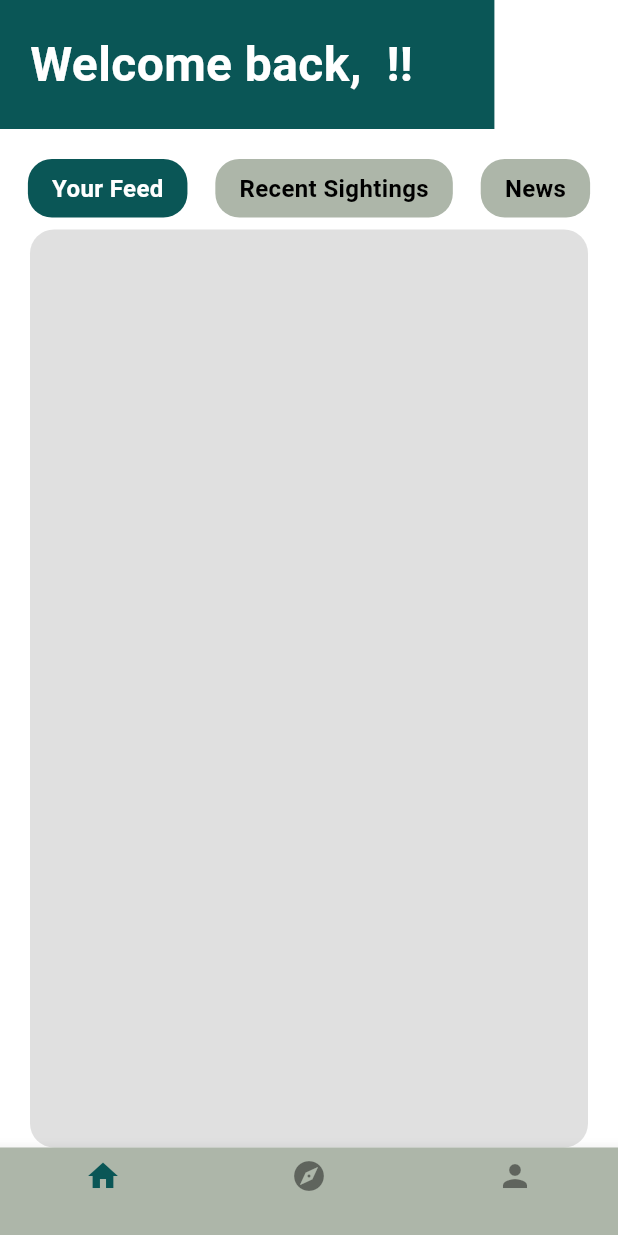
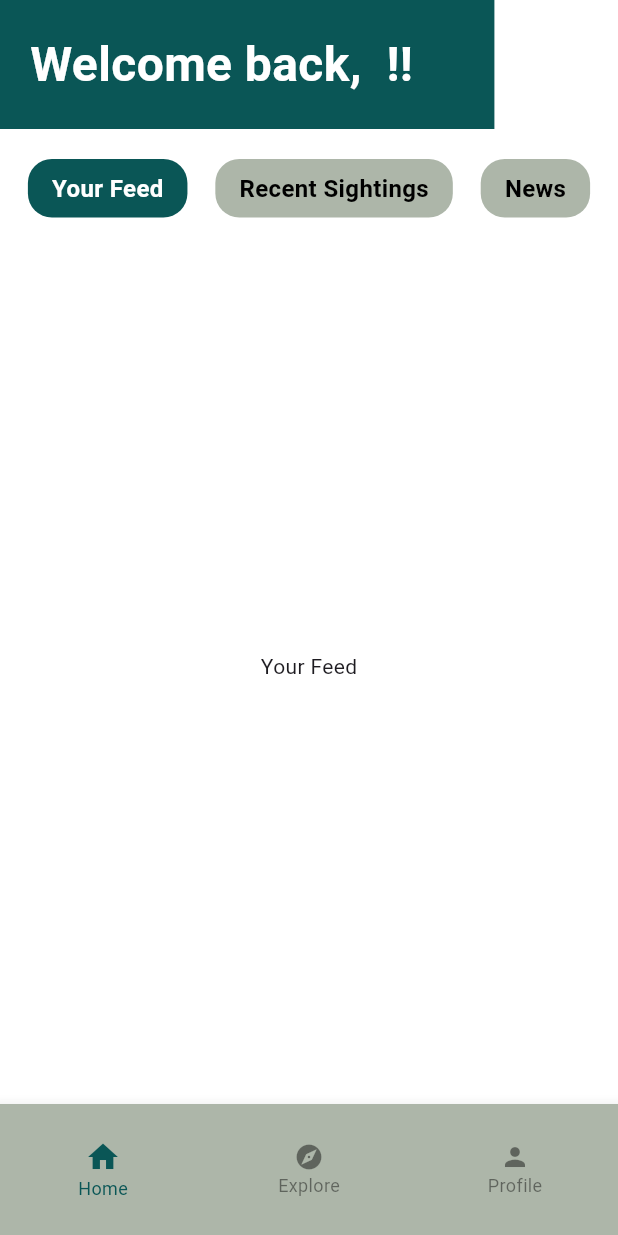
Before and after one commit to Karl-Gilmartin/BioTrail, a Flutter app: the HomePage screen opened directly with empty values, on a phone screen of 412 x 824 dp. Run offline on Flutter 3.47's test engine with Material 3 defaults, Android fonts, the phone set to English and light mode, and no system bars; our stand-ins replace firebase_core, geolocator, google_fonts, google_maps_flutter, pocketbase; missing offline and left inert: nfc_manager, qr_code_scanner; accounts and stored records are empty.

Commit message:
home page tab for recent sightings

```diff
--- a/lib/pages/home/home.dart
+++ b/lib/pages/home/home.dart
@@ -1,10 +1,33 @@
 import 'package:flutter/material.dart';
 import 'package:flutter/services.dart';
+import 'package:bio_trail/tabs/recent_sightings.dart';
 
-class HomePage extends StatelessWidget {
+class HomePage extends StatefulWidget {
   final String userName;
 
   const HomePage({Key? key, required this.userName}) : super(key: key);
+
+  @override
+  _HomePageState createState() => _HomePageState();
+}
+
+class _HomePageState extends State<HomePage> {
+  int selectedTabIndex = 0; // Keeps track of the selected tab
+  int selectedBottomNavIndex = 0; // Keeps track of the bottom navigation index
+
+  // Define the content for each tab
+  final List<Widget> tabs = [
+    Center(child: Text('Your Feed')), // Placeholder for Your Feed tab
+    RecentSightingsTab(), // The Recent Sightings tab
+    Center(child: Text('News')), // Placeholder for News tab
+  ];
+
+  // Define the content for the BottomNavigationBar
+  final List<Widget> bottomNavScreens = [
+    Center(child: Text('Home Screen')), // Placeholder for Home screen
+    Center(child: Text('Explore Screen')), // Placeholder for Explore screen
+    Center(child: Text('Profile Screen')), // Placeholder for Profile screen
+  ];
 
   @override
   Widget build(BuildContext context) {
@@ -13,18 +36,20 @@ class HomePage extends StatelessWidget {
       child: Scaffold(
         backgroundColor: Colors.white,
         body: SafeArea(
-          child: Column(
+          child: selectedBottomNavIndex == 0 // Show tabs only on "Home"
+              ? Column(
                   crossAxisAlignment: CrossAxisAlignment.start,
                   children: [
                     // Welcome Message
                     Align(
                       alignment: Alignment.centerLeft,
                       child: Container(
-                  width: MediaQuery.of(context).size.width * 0.8, // 80% width for the green bar
+                        width: MediaQuery.of(context).size.width *
+                            0.8, // 80% width for the green bar
                         padding: const EdgeInsets.all(20.0),
                         color: Color.fromRGBO(10, 86, 86, 1), // Dark green background
                         child: Text(
-                    'Welcome back, $userName !!',
+                          'Welcome back, ${widget.userName} !!',
                           style: TextStyle(
                             fontSize: 32, // Font size for welcome message
                             fontWeight: FontWeight.bold,
@@ -39,59 +64,68 @@ class HomePage extends StatelessWidget {
                     Row(
                       mainAxisAlignment: MainAxisAlignment.spaceEvenly,
                       children: [
-                  _buildTabButton('Your Feed', isSelected: true),
-                  _buildTabButton('Recent Sightings'),
-                  _buildTabButton('News'),
+                        _buildTabButton('Your Feed', 0),
+                        _buildTabButton('Recent Sightings', 1),
+                        _buildTabButton('News', 2),
                       ],
                     ),
                     SizedBox(height: 8),
 
-              // Placeholder for content with padding
-              Expanded(
-                child: Padding(
-                  padding: const EdgeInsets.symmetric(horizontal: 20.0), // Padding for the grey section
-                  child: Container(
-                    decoration: BoxDecoration(
-                      color: Colors.grey[300],
-                      borderRadius: BorderRadius.circular(16),
-                    ),
-                  ),
-                ),
-              ),
+                    // Dynamic Content for the Selected Tab
+                    Expanded(child: tabs[selectedTabIndex]),
                   ],
-          ),
+                )
+              : bottomNavScreens[selectedBottomNavIndex], // Other bottom nav screens
         ),
         // Bottom Navigation Bar
-        bottomNavigationBar: BottomNavigationBar(
+        bottomNavigationBar: Container(
+  height: 88, // Default height for BottomNavigationBar
+  child: BottomNavigationBar(
     backgroundColor: Color.fromRGBO(173, 182, 169, 1), // Light green background
     selectedItemColor: Color.fromRGBO(10, 86, 86, 1), // Dark green for selected
     unselectedItemColor: Colors.black45,
+    iconSize: 20, // Reduce the icon size
+    selectedIconTheme: IconThemeData(size: 24), // Customize the selected icon size
+    unselectedIconTheme: IconThemeData(size: 20), // Customize the unselected icon size
+    selectedLabelStyle: TextStyle(fontSize: 12), // Ensure label text fits
+
+    unselectedLabelStyle: TextStyle(fontSize: 12),
     items: const [
       BottomNavigationBarItem(
         icon: Icon(Icons.home),
-              label: '',
+        label: 'Home',
       ),
       BottomNavigationBarItem(
         icon: Icon(Icons.explore),
-              label: '',
+        label: 'Explore',
       ),
       BottomNavigationBarItem(
         icon: Icon(Icons.person),
-              label: '',
+        label: 'Profile',
       ),
     ],
-          currentIndex: 0, // Set the selected index
+    currentIndex: selectedBottomNavIndex, // Updates the current selected index
     onTap: (index) {
-            // Handle navigation tap
+      setState(() {
+        selectedBottomNavIndex = index; // Update the bottom nav index
+      });
     },
+  ),
 ),
       ),
     );
   }
 
   // Helper method to build navigation tabs
-  Widget _buildTabButton(String title, {bool isSelected = false}) {
-    return Container(
+  Widget _buildTabButton(String title, int index) {
+    final bool isSelected = selectedTabIndex == index;
+    return GestureDetector(
+      onTap: () {
+        setState(() {
+          selectedTabIndex = index; // Change the selected tab
+        });
+      },
+      child: Container(
         padding: const EdgeInsets.symmetric(horizontal: 16.0, vertical: 8.0),
         decoration: BoxDecoration(
           color: isSelected
@@ -107,6 +141,7 @@ class HomePage extends StatelessWidget {
             fontWeight: FontWeight.bold,
           ),
         ),
+      ),
     );
   }
 }
```
Also changed, not shown: lib/services/auth_service.dart (deleted, +0 -104 lines), lib/tabs/recent_sightings.dart (added, +123 -0 lines). Lines whose indentation alone changed are shown as unchanged.
